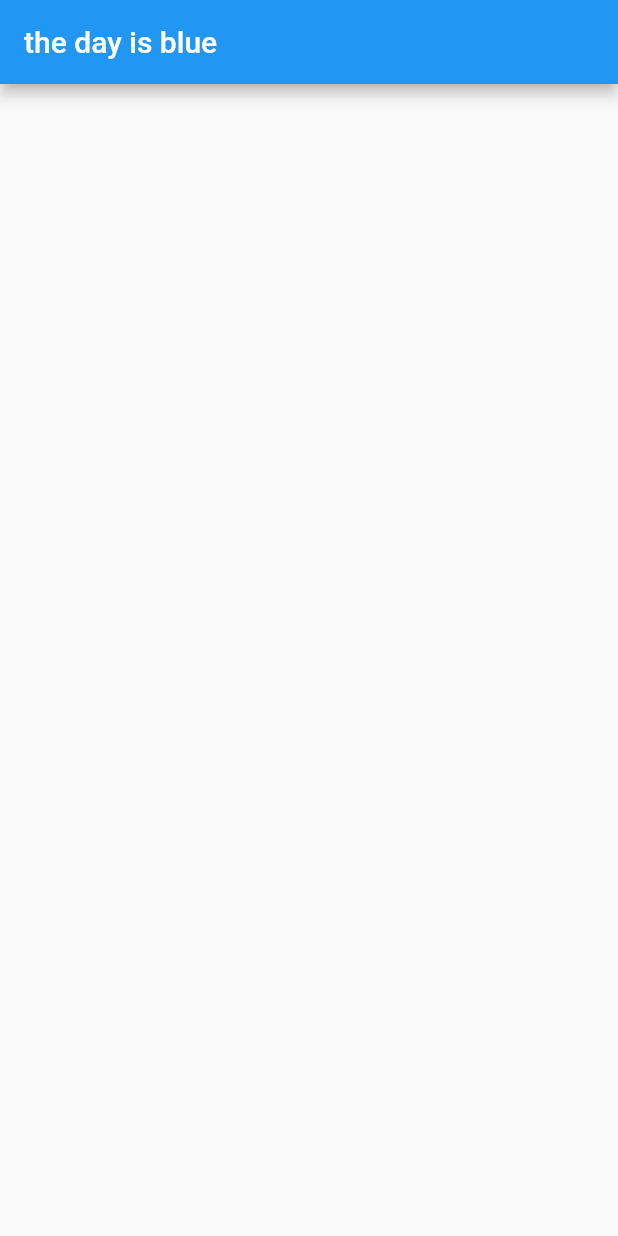
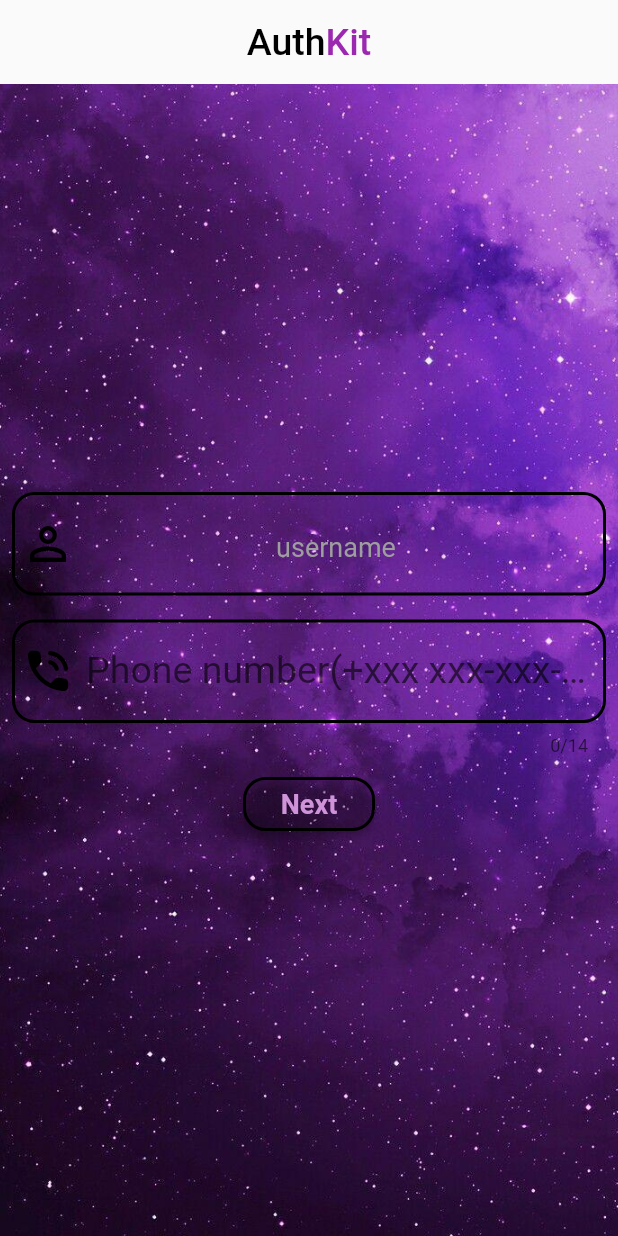
Before and after one commit to efdee1/phone-verification, a Flutter app: the screen it shows after launch, on a phone screen of 412 x 824 dp. Run offline on Flutter 3.47's test engine with Material 2 defaults, Android fonts, the phone set to English and light mode, and no system bars; our stand-ins replace firebase_auth, firebase_core, pinput; accounts and stored records are empty.

Commit message:
2nd commit

```diff
--- a/lib/main.dart
+++ b/lib/main.dart
@@ -1,17 +1,22 @@
+import 'package:firebase_core/firebase_core.dart';
 import 'package:flutter/material.dart';
-import 'package:signup_verify/pages/home.dart';
+import 'package:signup_verify/pages/login.dart';
 
-void main() {
+ Future <void> main() async {
+  WidgetsFlutterBinding.ensureInitialized();
+  await Firebase.initializeApp();
   runApp(MyApp());
 }
 
 class MyApp extends StatelessWidget {
+
   // This widget is the root of your application.
   @override
   Widget build(BuildContext context) {
     return MaterialApp(
-      title: 'Flutter Demo',
-      home: HomePage(),
+      debugShowCheckedModeBanner: false,
+      title: 'Phone Verification',
+      home: LoginPage(),
     );
   }
 }
--- /dev/null
+++ b/lib/pages/login.dart
@@ -0,0 +1,182 @@
+import 'package:flutter/material.dart';
+import 'package:signup_verify/pages/verify.dart';
+
+class LoginPage extends StatefulWidget {
+  @override
+  _LoginPageState createState() => _LoginPageState();
+}
+
+class _LoginPageState extends State<LoginPage> {
+  GlobalKey<FormState> _key = GlobalKey<FormState>();
+  TextEditingController usernameController;
+  TextEditingController phoneNumberController;
+
+  @override
+  void initState() {
+    // TODO: implement initState
+    super.initState();
+    usernameController = TextEditingController(text: '');
+    phoneNumberController = TextEditingController(text: '');
+
+  }
+  @override
+  Widget build(BuildContext context) {
+    return Scaffold(
+      appBar: AppBar(
+        backgroundColor: Colors.transparent,
+        title: Row(
+          mainAxisAlignment: MainAxisAlignment.center,
+          children:<Widget>[
+            Text("Auth",
+              style: TextStyle(
+                  color: Colors.black,
+                fontSize: 25,
+              ),
+            ),
+            Text("Kit",
+              style: TextStyle(
+                  color: Colors.purple,
+                fontSize: 25,
+              ),
+            )
+          ],
+        ),
+        elevation: 0.0,
+      ),
+      body:Container(
+                decoration: BoxDecoration(
+                    image: DecorationImage(
+                        image: AssetImage('assets/purple.jpg'),
+                        fit: BoxFit.cover
+                    )
+                ),
+        child: Form(
+          key: _key,
+          child: Column(
+            mainAxisAlignment: MainAxisAlignment.center,
+            children: [
+              SingleChildScrollView(
+                child: Center(
+                  child: Padding(
+                    padding: const EdgeInsets.fromLTRB(8.0,8,8,8),
+                    child: TextFormField(
+                      validator: (String  value){
+                        if (value == null || value.isEmpty)
+                          return "username cannot be empty";
+                        else
+                          return null;
+                      },
+                      style: TextStyle(
+                        color: Colors.white,
+                        fontSize:25,
+                      ),
+
+                      controller: usernameController,
+                      textAlign: TextAlign.center,
+                      autocorrect: true,
+                      decoration: InputDecoration(
+                        hintText: 'username',
+                        hintStyle: TextStyle(
+                        fontSize: 18,
+                          color: Colors.grey,
+                      ),
+                        prefixIcon: Icon(Icons.perm_identity_outlined,
+                          color: Colors.black,
+                          size: 36,
+                        ),
+                       // hintStyle: TextStyle(color: Colors.grey),
+                        filled: true,
+                        fillColor: Colors.transparent,
+                        enabledBorder: OutlineInputBorder(
+                          borderRadius: BorderRadius.all(Radius.circular(15.0)),
+                          borderSide: BorderSide(color: Colors.black, width: 2),
+                        ),
+                        focusedBorder: OutlineInputBorder(
+                          borderRadius: BorderRadius.all(Radius.circular(15)),
+                          borderSide: BorderSide(color: Colors.black26,width: 2),
+                        ),
+                      ),
+                    ),
+                  ),
+                ),
+              ),
+
+
+
+              Padding(
+                padding: const EdgeInsets.all(8.0),
+                child: Container(
+                  child: TextFormField(
+                    controller: phoneNumberController,
+                    autovalidateMode: AutovalidateMode.onUserInteraction,
+                    validator: (String  value){
+                      if (value.length < 14)
+                       return "add +234";
+                      else
+                        return null;
+                    },
+                    style: TextStyle(
+                      color: Colors.white,
+                      fontSize:25,
+                    ),
+                    keyboardType: TextInputType.phone,
+                    maxLength:14 ,
+                    textAlign: TextAlign.center,
+                    decoration:InputDecoration(
+                        hintText: 'Phone Number ',
+                      labelText: 'Phone number(+xxx xxx-xxx-xxxx)',
+                      //errorText: _numberError,
+                      hintStyle: TextStyle(
+                        fontSize: 18,
+                          color: Colors.grey
+                      ),
+                      prefixIcon: Icon(Icons.phone_in_talk_rounded,
+                        color: Colors.black,
+                        size: 36,
+                      ),
+                      filled: true,
+                      fillColor: Colors.transparent,
+                      enabledBorder: OutlineInputBorder(
+                        borderRadius: BorderRadius.all(Radius.circular(15.0)),
+                        borderSide: BorderSide(color: Colors.black, width: 2),
+                      ),
+                      focusedBorder: OutlineInputBorder(
+                        borderRadius: BorderRadius.all(Radius.circular(15)),
+                        borderSide: BorderSide(color: Colors.black26,width: 2),
+                      ),
+                    ) ,
+                  ),
+                ),
+              ),
+              Container(
+                alignment: Alignment.center,
+                child: RaisedButton(
+                  shape: RoundedRectangleBorder(
+                    borderRadius: BorderRadius.circular(15),
+                    side: BorderSide(color:Colors.black,width: 2)
+                  ),
+                  color: Colors.transparent,
+                  onPressed: (){
+                    if (_key.currentState.validate()){
+                      Navigator.of(context).push(
+                          MaterialPageRoute(builder: (context)=>VerificationScreen(phoneNumber:phoneNumberController.text , username:usernameController.text))
+                      );
+                    }
+                  },
+                  child: Text('Next',style:
+                    TextStyle(
+                      fontWeight: FontWeight.bold,
+                      fontSize: 18,
+                      color: Colors.purple[200]
+                    ),
+                  ),
+                ),
+              )
+            ],
+          ),
+        ),
+      ),
+
+    );
+  }
+}
```
Also changed, not shown: lib/pages/home.dart (+45 -4 lines), lib/pages/verify.dart (added, +173 -0 lines), pubspec.yaml (+5 -3 lines), assets/night.jpg (added), assets/purple.jpg (added), pubspec.lock, 1 other file.
